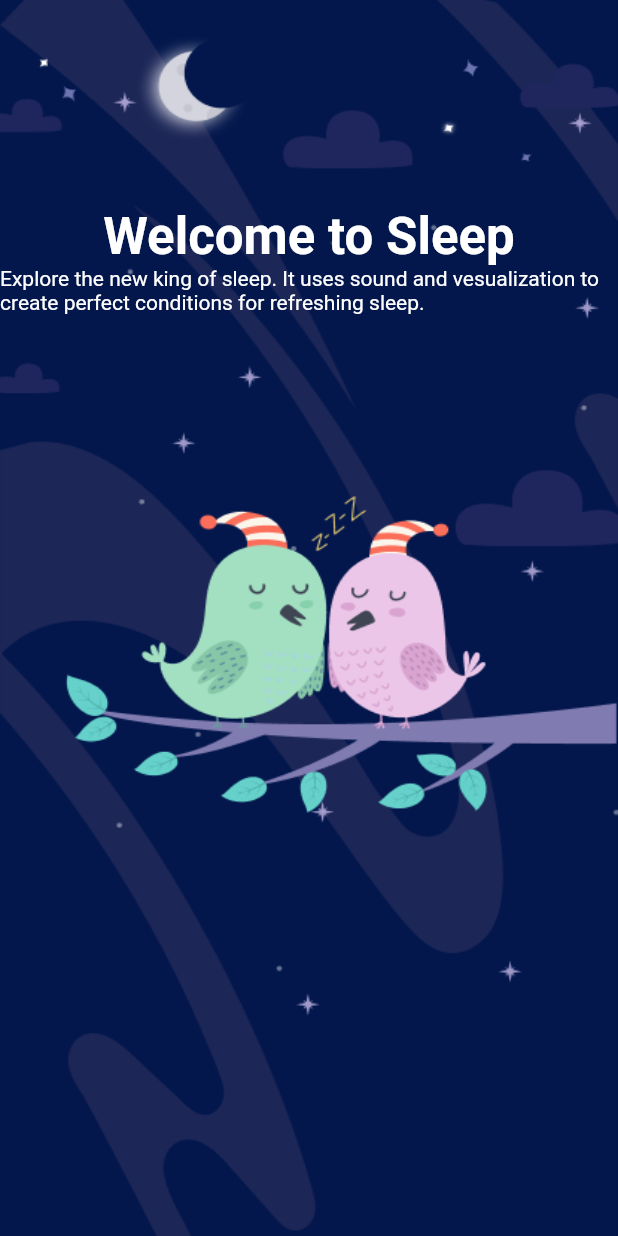
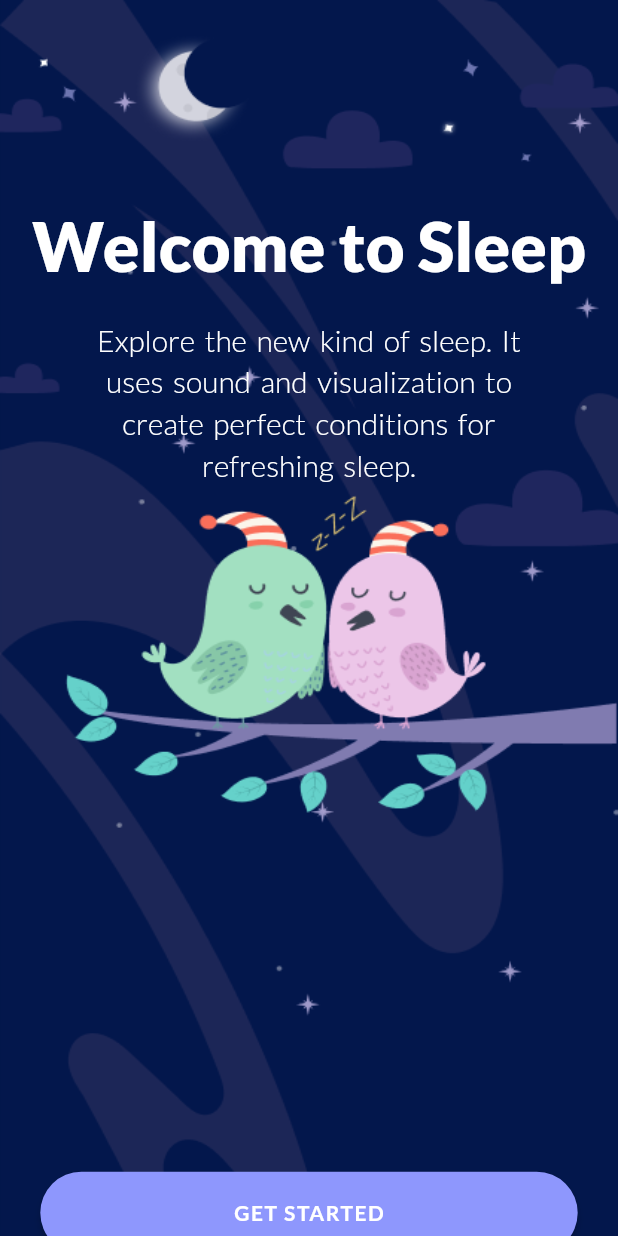
Before and after one commit to LeggoTM/flutter-ui, a Flutter app: the screen it shows after launch, on a phone screen of 412 x 824 dp. Run offline on Flutter 3.47's test engine with Material 2 defaults, Android fonts, the phone set to English and light mode, and no system bars; our stand-ins replace google_fonts.

Commit message:
Completed Welcome Screen

```diff
--- a/lib/screens/welcome_screen.dart
+++ b/lib/screens/welcome_screen.dart
@@ -1,4 +1,7 @@
+import 'dart:ui';
+
 import 'package:flutter/material.dart';
+import 'package:google_fonts/google_fonts.dart';
 
 class WelcomeScreen extends StatelessWidget {
   const WelcomeScreen({Key key}) : super(key: key);
@@ -22,14 +25,57 @@ class WelcomeScreen extends StatelessWidget {
             ),
             Text(
               'Welcome to Sleep',
-              style: Theme.of(context).textTheme.headline4.copyWith(
+              textAlign: TextAlign.center,
+              style: GoogleFonts.lato(
+                textStyle: Theme.of(context).textTheme.headline3,
+                color: Colors.white,
+                fontWeight: FontWeight.w900,
+              ),
+            ),
+            Container(
+              padding: EdgeInsets.only(top: 20),
+              margin: EdgeInsets.symmetric(
+                  horizontal: MediaQuery.of(context).size.width / 7),
+              //width: MediaQuery.of(context).size.width / 1.2,
+              child: Text(
+                'Explore the new kind of sleep. It uses sound and visualization to create perfect conditions for refreshing sleep.',
+                style: GoogleFonts.lato(
+                    textStyle: Theme.of(context).textTheme.headline6,
                     color: Colors.white,
-                    fontWeight: FontWeight.bold,
+                    fontWeight: FontWeight.w300,
+                    wordSpacing: 2.5,
+                    height: 1.4),
+                textAlign: TextAlign.center,
+              ),
+            ),
+            SizedBox(
+              height: MediaQuery.of(context).size.height / 1.8,
+            ),
+            ElevatedButton(
+              onPressed: () {},
+              child: Text(
+                'Get Started'.toUpperCase(),
+                style: GoogleFonts.lato(
+                  color: Colors.white,
+                  fontWeight: FontWeight.bold,
+                  textStyle: Theme.of(context).textTheme.bodyText1,
+                  letterSpacing: 1,
+                ),
+              ),
+              style: ButtonStyle(
+                backgroundColor: MaterialStateProperty.all<Color>(
+                  Color(0xFF8E97FD),
+                ),
+                minimumSize: MaterialStateProperty.all<Size>(
+                  Size(MediaQuery.of(context).size.width / 1.15,
+                      MediaQuery.of(context).size.height / 15),
+                ),
+                shape: MaterialStateProperty.all<OutlinedBorder>(
+                  RoundedRectangleBorder(
+                    borderRadius: BorderRadius.circular(50),
                   ),
-            ),
-            Text(
-              'Explore the new king of sleep. It uses sound and vesualization to create perfect conditions for refreshing sleep.',
-              style: TextStyle(color: Colors.white),
+                ),
+              ),
             ),
           ],
         ),
```
Also changed, not shown: pubspec.yaml (+1 -8 lines), pubspec.lock.
